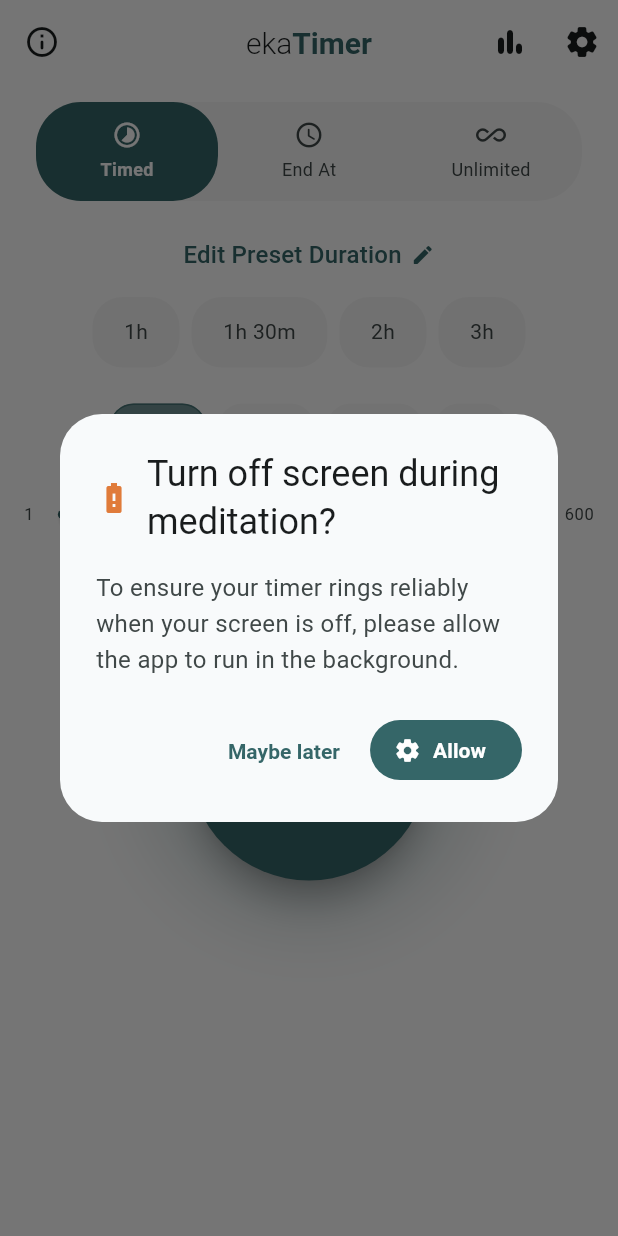
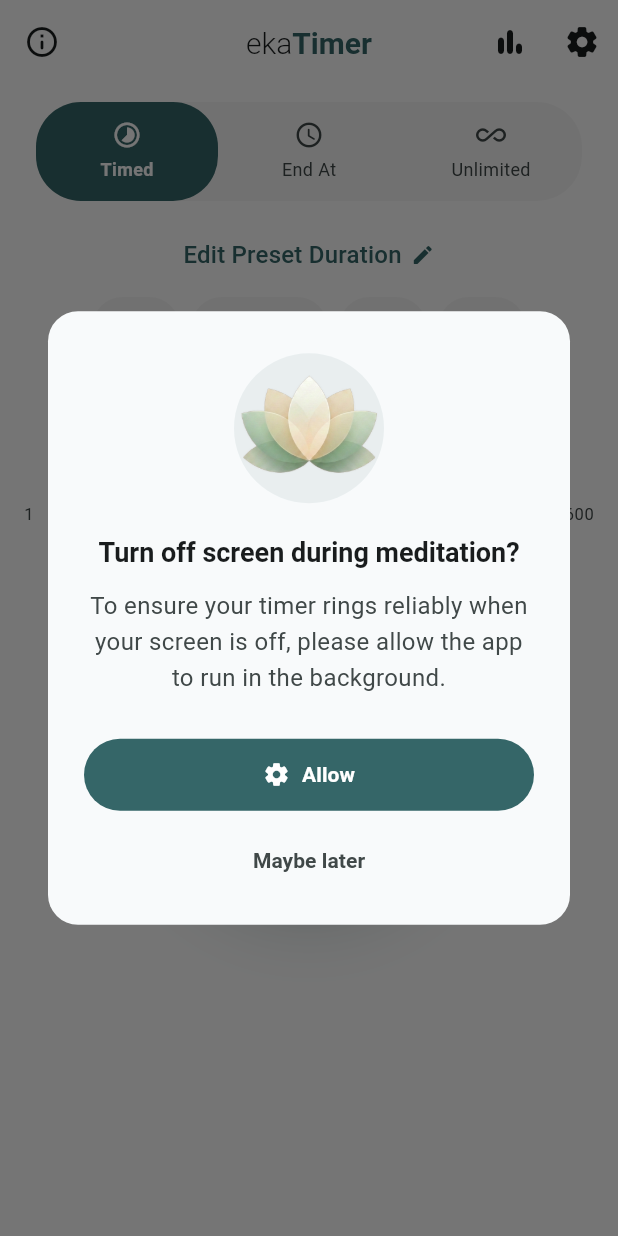
Before and after one commit to vpnry/ekatimer, a Flutter app: the screen it shows after launch, after a tap on the "settings" icon, on a phone screen of 412 x 824 dp. Run offline on Flutter 3.47's test engine with Material 3 defaults, Android fonts, the phone set to English and light mode, and no system bars; our stand-ins replace audioplayers, csv, file_picker, flutter_local_notifications, permission_handler, share_plus and 4 more; missing offline and left inert: alarm; accounts and stored records are empty.

Commit message:
warning with img

```diff
--- a/lib/screens/home_screen.dart
+++ b/lib/screens/home_screen.dart
@@ -66,8 +66,8 @@
     if (!mounted) return;
 
     try {
-      final ignored = await BackgroundSettingsService
-          .isBatteryOptimizationIgnored();
+      final ignored =
+          await BackgroundSettingsService.isBatteryOptimizationIgnored();
       if (!mounted) return;
       if (!ignored) {
         _showBatteryWarningDialog();
@@ -76,39 +76,127 @@
     _batteryWarningShown = true;
   }
 
+  // void _showBatteryWarningDialog() {
+  //   if (!mounted) return;
+  //   final t = TranslationService.of(context);
+  //   showDialog(
+  //     context: context,
+  //     barrierDismissible: false,
+  //     builder: (ctx) => AlertDialog(
+  //       title: Row(
+  //         children: [
+  //           Icon(Icons.battery_alert,
+  //               color: AppColors.warning, size: 24),
+  //           const SizedBox(width: 10),
+  //           Expanded(child: Text(t.translate('home.batteryWarning.title'))),
+  //         ],
+  //       ),
+  //       content: Text(t.translate('home.batteryWarning.desc')),
+  //       actions: [
+  //         TextButton(
+  //           onPressed: () {
+  //             Navigator.of(ctx).pop();
+  //           },
+  //           child: Text(t.translate('home.batteryWarning.later')),
+  //         ),
+  //         FilledButton.icon(
+  //           onPressed: () {
+  //             Navigator.of(ctx).pop();
+  //             BackgroundSettingsService
+  //                 .requestIgnoreBatteryOptimization();
+  //           },
+  //           icon: const Icon(Icons.settings_rounded, size: 18),
+  //           label: Text(t.translate('home.batteryWarning.fixNow')),
+  //         ),
+  //       ],
+  //     ),
+  //   );
+  // }
+
   void _showBatteryWarningDialog() {
     if (!mounted) return;
     final t = TranslationService.of(context);
     showDialog(
       context: context,
       barrierDismissible: false,
-      builder: (ctx) => AlertDialog(
-        title: Row(
+      builder: (ctx) => Dialog(
+        shape: RoundedRectangleBorder(borderRadius: BorderRadius.circular(20)),
+        insetPadding: const EdgeInsets.symmetric(horizontal: 32, vertical: 40),
+        child: Padding(
+          padding: const EdgeInsets.fromLTRB(24, 28, 24, 20),
+          child: Column(
+            mainAxisSize: MainAxisSize.min,
             children: [
-            Icon(Icons.battery_alert,
-                color: AppColors.warning, size: 24),
-            const SizedBox(width: 10),
-            Expanded(child: Text(t.translate('home.batteryWarning.title'))),
-          ],
+              // Launch image in a rounded circle, like Viber
+              Container(
+                width: 100,
+                height: 100,
+                decoration: BoxDecoration(
+                  shape: BoxShape.circle,
+                  color: AppColors.primary.withAlpha(20),
                 ),
-        content: Text(t.translate('home.batteryWarning.desc')),
-        actions: [
-          TextButton(
+                clipBehavior: Clip.antiAlias,
+                child: Image.asset(
+                  'assets/images/launch_image.png',
+                  fit: BoxFit.cover,
+                  errorBuilder: (_, __, ___) => Icon(
+                    Icons.nightlight_round,
+                    size: 52,
+                    color: AppColors.primary,
+                  ),
+                ),
+              ),
+              const SizedBox(height: 20),
+              // Title
+              Text(
+                t.translate('home.batteryWarning.title'),
+                textAlign: TextAlign.center,
+                style: Theme.of(ctx).textTheme.titleLarge?.copyWith(
+                  fontWeight: FontWeight.w700,
+                  fontSize: 18,
+                ),
+              ),
+              const SizedBox(height: 12),
+              // Description
+              Text(
+                t.translate('home.batteryWarning.desc'),
+                textAlign: TextAlign.center,
+                style: Theme.of(ctx).textTheme.bodyMedium?.copyWith(
+                  color: AppColors.textSecondaryLight,
+                  height: 1.5,
+                ),
+              ),
+              const SizedBox(height: 28),
+              // Allow button (full width, filled)
+              SizedBox(
+                width: double.infinity,
+                child: FilledButton.icon(
                   onPressed: () {
                     Navigator.of(ctx).pop();
-            },
-            child: Text(t.translate('home.batteryWarning.later')),
-          ),
-          FilledButton.icon(
-            onPressed: () {
-              Navigator.of(ctx).pop();
-              BackgroundSettingsService
-                  .requestIgnoreBatteryOptimization();
+                    BackgroundSettingsService.requestIgnoreBatteryOptimization();
                   },
                   icon: const Icon(Icons.settings_rounded, size: 18),
                   label: Text(t.translate('home.batteryWarning.fixNow')),
+                  style: FilledButton.styleFrom(
+                    padding: const EdgeInsets.symmetric(vertical: 14),
+                    shape: RoundedRectangleBorder(
+                      borderRadius: BorderRadius.circular(30),
+                    ),
+                  ),
+                ),
+              ),
+              const SizedBox(height: 8),
+              // Maybe later (text button, centered)
+              TextButton(
+                onPressed: () => Navigator.of(ctx).pop(),
+                child: Text(
+                  t.translate('home.batteryWarning.later'),
+                  style: TextStyle(color: AppColors.textSecondaryLight),
+                ),
               ),
             ],
+          ),
+        ),
       ),
     );
   }
@@ -241,7 +329,6 @@
                   title: Row(
                     mainAxisSize: MainAxisSize.min,
                     children: [
-
                       Text(
                         t.translate('app.splash.subtitle'),
                         style: const TextStyle(fontWeight: FontWeight.w300),
--- a/pubspec.yaml
+++ b/pubspec.yaml
@@ -44,6 +44,7 @@
   assets:
     - assets/sounds/
     - assets/translations/
+    - assets/images/launch_image.png
 
 # dart run flutter_launcher_icons to generate Android app icons
 # for iOS, use Icon Composer better.
```
Also changed, not shown: assets/images/launch_image.png (added). Lines whose indentation alone changed are shown as unchanged.
